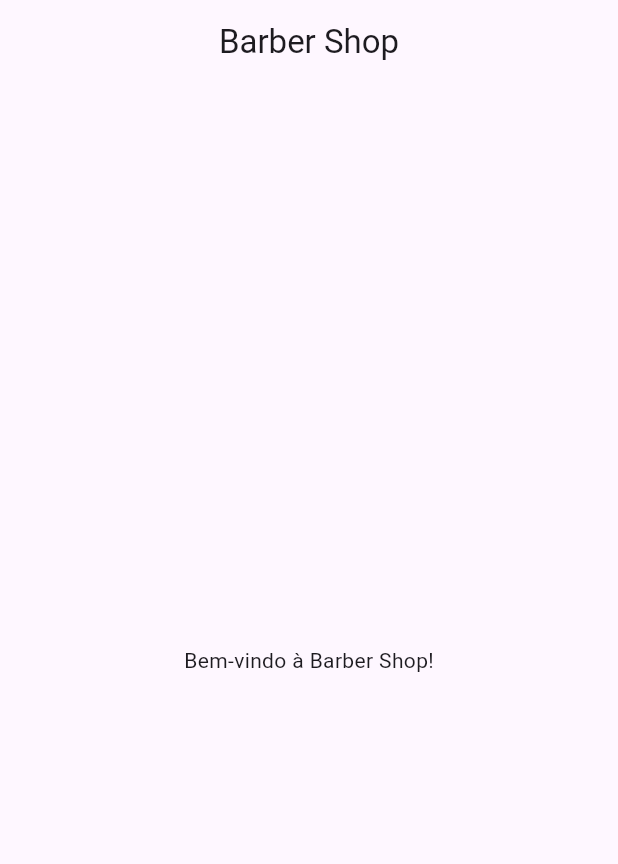
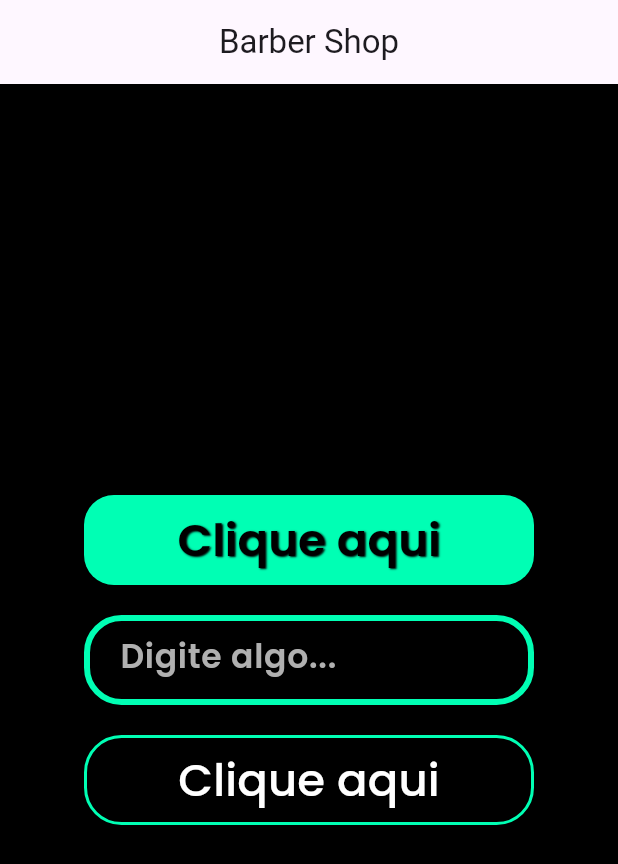
Before and after one commit to thiagofern4ndo/app-barber-shop, a Flutter app: the screen it shows after launch, on a phone screen of 412 x 824 dp. Shown: the top 864 px of the screen. Run offline on Flutter 3.47's test engine with Material 3 defaults, Android fonts, the phone set to English and light mode, and no system bars; our stand-ins replace google_fonts.

Commit message:
add button and form

```diff
--- a/lib/main.dart
+++ b/lib/main.dart
@@ -1,4 +1,7 @@
 import 'package:flutter/material.dart';
+import 'package:app_barber_shop/widgets/buttons/custom_button.dart';
+import 'package:app_barber_shop/widgets/buttons/custom_button2.dart'; // Novo botão
+import 'package:app_barber_shop/widgets/forms/custom_text_field.dart';
 
 void main() {
   runApp(const MyApp());
@@ -12,12 +15,36 @@ class MyApp extends StatelessWidget {
     return MaterialApp(
       debugShowCheckedModeBanner: false,
       home: Scaffold(
+        backgroundColor: Colors.black,
         appBar: AppBar(
           title: const Text('Barber Shop'),
           centerTitle: true,
         ),
-        body: const Center(
-          child: Text('Bem-vindo à Barber Shop!'),
+        body: Center(
+          child: Column(
+            mainAxisAlignment: MainAxisAlignment.center,
+            crossAxisAlignment: CrossAxisAlignment.center,
+            children: [
+              CustomButton(
+                text: 'Clique aqui',
+                onPressed: () {
+                  print('Botão 1 clicado!');
+                },
+              ),
+              const SizedBox(height: 20),
+              CustomTextField(
+                controller: TextEditingController(),
+                hintText: 'Digite algo...',
+              ),
+              const SizedBox(height: 20), // Espaçamento entre o campo e o novo botão
+              CustomButton2(
+                text: 'Clique aqui',
+                onPressed: () {
+                  print('Botão 2 clicado!');
+                },
+              ),
+            ],
+          ),
         ),
       ),
     );
--- /dev/null
+++ b/lib/widgets/buttons/custom_button.dart
@@ -0,0 +1,51 @@
+import 'package:flutter/material.dart';
+import 'package:google_fonts/google_fonts.dart';
+
+class CustomButton extends StatelessWidget {
+  final String text;
+  final VoidCallback onPressed;
+  final double width;
+  final double height;
+  final Color color;
+
+  const CustomButton({
+    Key? key,
+    required this.text,
+    required this.onPressed,
+    this.width = 300,
+    this.height = 60,
+    this.color = const Color(0xFF00FFB4), // Cor padrão #00FFB4
+  }) : super(key: key);
+
+  @override
+  Widget build(BuildContext context) {
+    return SizedBox(
+      width: width,
+      height: height,
+      child: ElevatedButton(
+        style: ElevatedButton.styleFrom(
+          backgroundColor: color,
+          shape: RoundedRectangleBorder(
+            borderRadius: BorderRadius.circular(20), // Corner radius 25
+          ),
+        ),
+        onPressed: onPressed,
+        child: Text(
+          text,
+          style: GoogleFonts.poppins(
+            fontSize: 30,
+            fontWeight: FontWeight.w600, // SemiBold
+            color: Colors.black,
+            shadows: [
+              Shadow(
+                offset: Offset(1, 1),
+                color: Colors.black,
+                blurRadius: 1,
+              ),
+            ],
+          ),
+        ),
+      ),
+    );
+  }
+}
--- /dev/null
+++ b/lib/widgets/buttons/custom_button2.dart
@@ -0,0 +1,46 @@
+import 'package:flutter/material.dart';
+import 'package:google_fonts/google_fonts.dart';
+
+class CustomButton2 extends StatelessWidget {
+  final String text;
+  final VoidCallback onPressed;
+  final double width;
+  final double height;
+
+  const CustomButton2({
+    Key? key,
+    required this.text,
+    required this.onPressed,
+    this.width = 300,
+    this.height = 60,
+  }) : super(key: key);
+
+  @override
+  Widget build(BuildContext context) {
+    return SizedBox(
+      width: width,
+      height: height,
+      child: ElevatedButton(
+        style: ElevatedButton.styleFrom(
+          backgroundColor: Colors.black,
+          side: const BorderSide(
+            color: Color(0xFF00FFB4),
+            width: 2,
+          ),
+          shape: RoundedRectangleBorder(
+            borderRadius: BorderRadius.circular(25),
+          ),
+        ),
+        onPressed: onPressed,
+        child: Text(
+          text,
+          style: GoogleFonts.poppins(
+            fontSize: 30,
+            fontWeight: FontWeight.w500,
+            color: Colors.white,
+          ),
+        ),
+      ),
+    );
+  }
+}
--- /dev/null
+++ b/lib/widgets/forms/custom_text_field.dart
@@ -0,0 +1,46 @@
+import 'package:flutter/material.dart';
+import 'package:google_fonts/google_fonts.dart'; // Certifique-se de importar o GoogleFonts
+
+class CustomTextField extends StatelessWidget {
+  final TextEditingController controller;
+  final String hintText;
+
+  const CustomTextField({super.key, required this.controller, required this.hintText});
+
+  @override
+  Widget build(BuildContext context) {
+    return Container(
+      width: 300,
+      height: 60,
+      decoration: BoxDecoration(
+        color: Colors.black,
+        borderRadius: BorderRadius.circular(25),
+        border: Border.all(
+          color: const Color(0xFF00FFB4),
+          width: 4,
+        ),
+      ),
+      child: TextField(
+        controller: controller,
+        style: GoogleFonts.poppins(
+          fontWeight: FontWeight.w600,
+          fontSize: 22,
+          color: Colors.white,
+        ),
+        decoration: InputDecoration(
+          hintText: hintText,
+          hintStyle: GoogleFonts.poppins(
+            fontWeight: FontWeight.w600,
+            fontSize: 22,
+            color: const Color(0xFFB0B0B0),
+          ),
+          border: InputBorder.none,
+          contentPadding: const EdgeInsets.symmetric(horizontal: 20, vertical: 12),
+          focusedBorder: InputBorder.none,
+          enabledBorder: InputBorder.none,
+        ),
+        textAlignVertical: TextAlignVertical.center,
+      ),
+    );
+  }
+}
```
Also changed, not shown: pubspec.yaml (+2 -69 lines), pubspec.lock, 1 other file.
